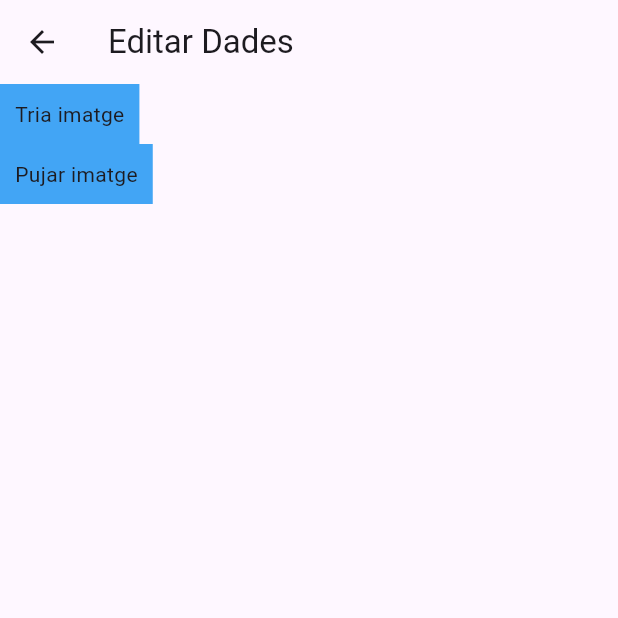
After one commit to RamonAlgo/fluter_firebase_2324, a Flutter app: the EditarDadesUsuari screen opened directly, on a phone screen of 412 x 824 dp, the top half of it. The commit adds this screen. Run offline on Flutter 3.47's test engine with Material 3 defaults, Android fonts, the light colour scheme and no system bars; our stand-ins replace cloud_firestore, firebase_auth, firebase_core, image_picker; accounts and stored records are empty; network calls fail; statements that could not run were skipped.

Commit message:
[No compila] Pickerimatge App i Web

```diff
--- a/lib/auth/login_o_registre.dart
+++ b/lib/auth/login_o_registre.dart
@@ -1,8 +1,6 @@
-
 import 'package:fluter_firebase_2324/pagines/pagina_login.dart';
 import 'package:fluter_firebase_2324/pagines/pagina_registre.dart';
 import 'package:flutter/material.dart';
-
 
 class LoginORegistre extends StatefulWidget {
   const LoginORegistre({super.key});
--- a/lib/auth/portal_auth.dart
+++ b/lib/auth/portal_auth.dart
@@ -1,4 +1,5 @@
 import 'package:firebase_auth/firebase_auth.dart';
+import 'package:firebase_core/firebase_core.dart';
 import 'package:fluter_firebase_2324/auth/login_o_registre.dart';
 import 'package:fluter_firebase_2324/pagines/pagina_inici.dart';
 import 'package:flutter/material.dart';
--- a/lib/models/missatges.dart
+++ b/lib/models/missatges.dart
@@ -1,7 +1,7 @@
+
 import 'package:cloud_firestore/cloud_firestore.dart';
 
 class Missatge {
-
 
   final String idAutor;
   final String emailAutor;
--- /dev/null
+++ b/lib/pagines/editar_dades_usuari.dart
@@ -0,0 +1,96 @@
+import 'dart:io';
+
+import 'package:flutter/foundation.dart';
+import 'package:flutter/material.dart';
+import 'package:image_picker/image_picker.dart';
+
+class EditarDadesUsuari extends StatefulWidget {
+  const EditarDadesUsuari({super.key});
+
+  @override
+  State<EditarDadesUsuari> createState() => _EditarDadesUsuariState();
+}
+
+class _EditarDadesUsuariState extends State<EditarDadesUsuari> {
+
+  File? _imatgeSeleccionadaApp;
+  Uint8List? _imatgeSeleccionadaWeb;
+  bool _imatgeAPuntPerPujar = false;
+
+Future<void> _triaImatge() async {
+
+  final ImagePicker picker = ImagePicker();
+  XFile? imatge = await picker.pickImage(source: ImageSource.gallery);
+
+    if (imatge != null) {
+
+      if (!kIsWeb) {
+
+        File arxiuSeleccionat = File(imatge.path);
+
+        setState(() {
+          _imatgeSeleccionadaApp = arxiuSeleccionat;
+          _imatgeAPuntPerPujar = true;
+        });
+      }
+
+      if (kIsWeb) {
+        Uint8List arxiuEnBytes = await imatge.readAsBytes();
+
+
+        setState(() {
+          _imatgeSeleccionadaWeb = arxiuEnBytes;
+          _imatgeAPuntPerPujar = true;
+        });
+      }
+    }
+
+}
+
+
+
+  @override
+  Widget build(BuildContext context) {
+    return Scaffold(
+      appBar: AppBar(
+        title: Text("Editar Dades"),
+      ),
+      body: SafeArea(
+          child: SingleChildScrollView(
+        child: Column(
+          crossAxisAlignment: CrossAxisAlignment.start,
+          children: [
+
+            // Boto per obtenir el FilePicker.
+            //================================
+            GestureDetector(
+              onTap: _triaImatge(){},
+              child: Container(
+                padding: const EdgeInsets.all(10),
+                decoration: BoxDecoration(
+                  color: Colors.blue[400],
+                ),
+                child: const Text("Tria imatge"),
+              ),
+            ),
+
+            // Boto per pujar la imatge
+            //===================================
+            GestureDetector(
+              onTap: (){},
+              child: Container(
+                padding: const EdgeInsets.all(10),
+                decoration: BoxDecoration(
+                  color: Colors.blue[400],
+                ),
+                child: const Text("Pujar imatge"),
+              ),
+            )
+
+
+          ],
+        ),
+      )),
+    );
+  }
+}
--- a/lib/pagines/pagina_registre.dart
+++ b/lib/pagines/pagina_registre.dart
@@ -27,12 +27,14 @@ class _PaginaRegistreState extends State<PaginaRegistre> {
     final serveiAuth = ServeiAuth();
 
     try {
+
       serveiAuth.registreAmbEmailIPassword(
         controllerEmail.text,
-        controllerPassword.text
+        controllerPassword.text,
       );
 
     } catch (e) {
+
       showDialog(
         context: context,
         builder: (context) => AlertDialog(
--- a/pubspec.yaml
+++ b/pubspec.yaml
@@ -13,6 +13,7 @@ dependencies:
   firebase_storage: ^11.6.9
   flutter:
     sdk: flutter
+  image_picker: ^1.0.7
 
 dev_dependencies:
   flutter_test:
```
Also changed, not shown: lib/auth/servei_auth.dart (+27 -23 lines), lib/chat/servei_chart.dart (+22 -4 lines), lib/components/bombolla_missatge.dart (added, +29 -0 lines), lib/components/item_usuari.dart (+4 -3 lines), lib/components/textfield_auth.dart (+6 -7 lines), lib/main.dart (+58 -1 lines), lib/pagines/pagina_chat.dart (+111 -14 lines), lib/pagines/pagina_inici.dart (+28 -17 lines), lib/pagines/pagina_login.dart (+6 -3 lines), pubspec.lock, 5 other files.
